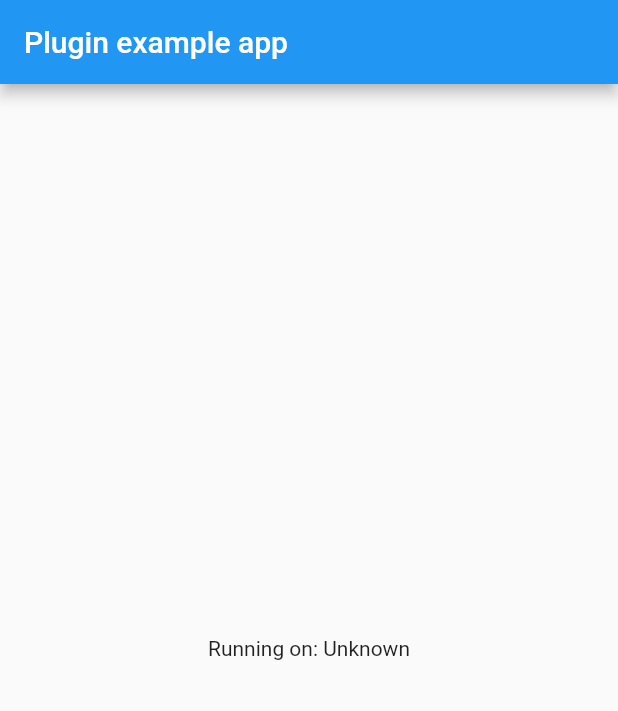
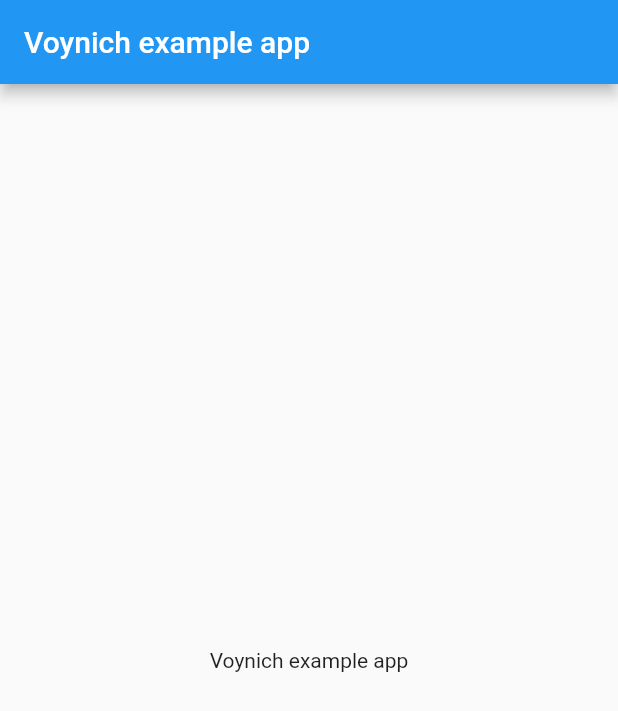
Before and after one commit to paricleu/voynich, a Flutter app: the screen it shows after launch, on a phone screen of 412 x 824 dp. Shown: the top 711 px of the screen. Run offline on Flutter 3.47's test engine with Material 2 defaults, Android fonts, the phone set to English and light mode, and no system bars.

Commit message:
executable example

```diff
--- a/example/lib/main.dart
+++ b/example/lib/main.dart
@@ -17,14 +17,13 @@ class _MyAppState extends State<MyApp> {
   @override
   void initState() {
     super.initState();
-    initPlatformState();
   }
 
   // Platform messages are asynchronous, so we initialize in an async method.
   Future<void> initPlatformState() async {
     File outputFile;
     // Platform messages may fail, so we use a try/catch PlatformException.
-    outputFile = await Voynich.encrypt(File(""), "key", File(""));
+    await Voynich.encryptSymmetric(File(""), "key", File(""));
 
     // If the widget was removed from the tree while the asynchronous platform
     // message was in flight, we want to discard the reply rather than calling
@@ -39,10 +38,10 @@ class _MyAppState extends State<MyApp> {
     return MaterialApp(
       home: Scaffold(
         appBar: AppBar(
-          title: const Text('Plugin example app'),
+          title: const Text('Voynich example app'),
         ),
         body: Center(
-          child: Text('Running on: $_platformVersion\n'),
+          child: Text('Voynich example app'),
         ),
       ),
     );
```
